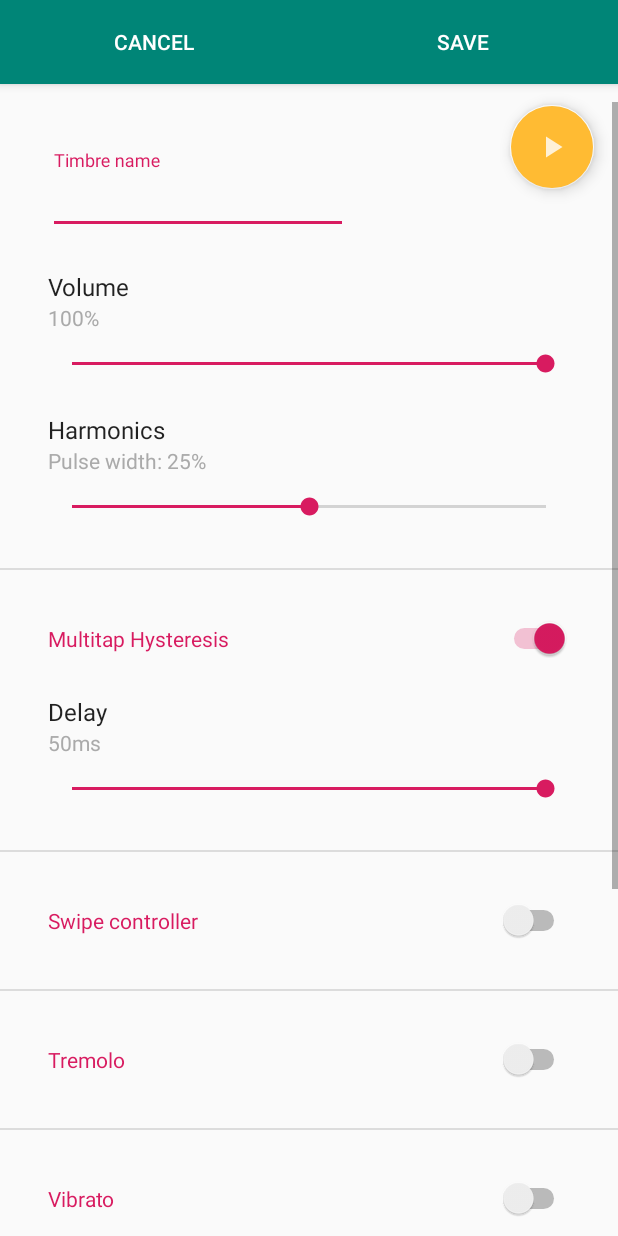
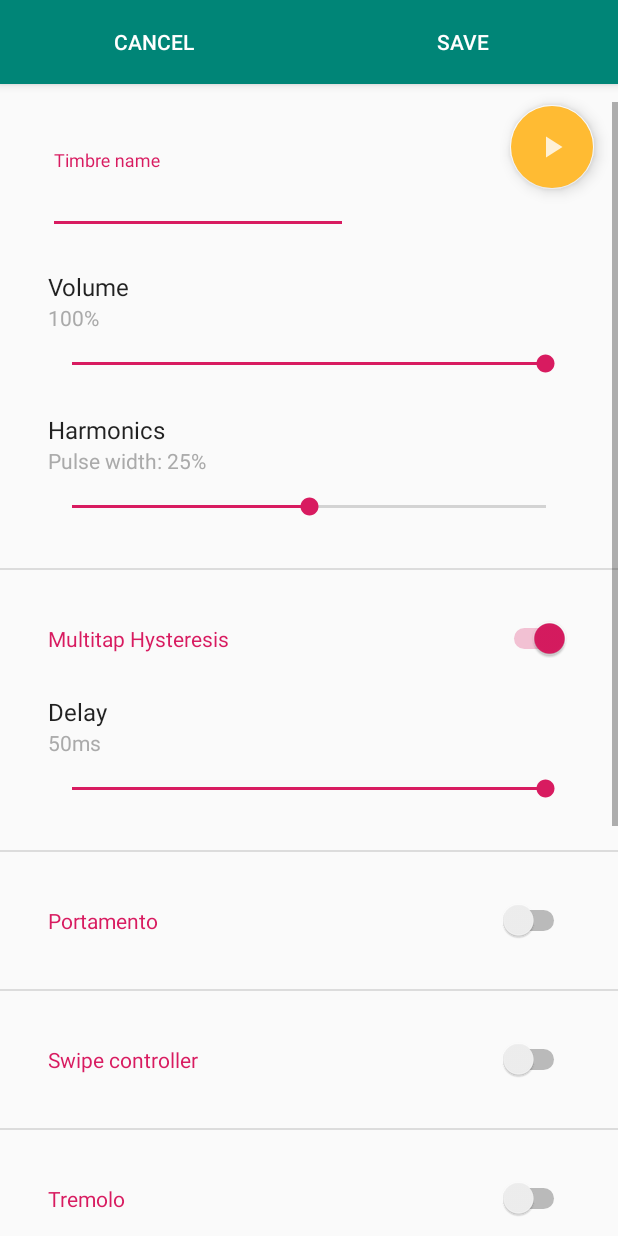
Before and after one commit to LIMUNIMI/phonharp, an Android app: the TimbreDetailFragment screen opened directly, with no data from a screen before it, on a phone screen of 412 x 824 dp. Run offline under Robolectric (Android 15) with nearby library versions, the phone set to English and light mode, and no system bars.

Commit message:
added portamento

```diff
--- a/app/src/main/java/com/unimi/lim/hmi/entity/Timbre.java
+++ b/app/src/main/java/com/unimi/lim/hmi/entity/Timbre.java
@@ -11,6 +11,7 @@ public class Timbre implements Serializable {
     public final static int DEFAULT_VOLUME = 100;   // percentage
     public final static int DEFAULT_HARMONICS = 50; // percentage
     public final static float DEFAULT_TAP_HYSTERESIS = 0.05f; // seconds
+    public final static float DEFAULT_PORTAMENTO_TIME = 0.05f; // seconds
     public final static float DEFAULT_LFO_RATE = 6; // hertz
     public final static int DEFAULT_LFO_DEPTH = 5; // percentage
     public final static float DEFAULT_ASR_ATTACK_TIME = 0.2f; // seconds
@@ -30,6 +31,7 @@ public class Timbre implements Serializable {
     private int volume = DEFAULT_VOLUME;
     private int harmonics = DEFAULT_HARMONICS;
     private float tapHysteresis = DEFAULT_TAP_HYSTERESIS;
+    private float portamento;
     private Lfo tremolo;
     private Lfo vibrato;
     private Asr volumeAsr;
@@ -85,6 +87,14 @@ public class Timbre implements Serializable {
 
     public void setTapHysteresis(float tapHysteresis) {
         this.tapHysteresis = tapHysteresis;
+    }
+
+    public float getPortamento() {
+        return portamento;
+    }
+
+    public void setPortamento(float portamento) {
+        this.portamento = portamento;
     }
 
     public Lfo getTremolo() {
--- a/app/src/main/java/com/unimi/lim/hmi/synthetizer/jsyn/JsynSynthesizer.java
+++ b/app/src/main/java/com/unimi/lim/hmi/synthetizer/jsyn/JsynSynthesizer.java
@@ -217,7 +217,8 @@ public class JsynSynthesizer implements Synthesizer {
                 TimbreUtils.safeAsrAttackTime(timbre.getPitchAsr()),
                 0,
                 TimbreUtils.safeAsrReleaseTime(timbre.getPitchAsr()),
-                0);
+                0,
+                timbre.getPortamento());
         // Note that values are divided by 100 because ui and stored ranges are 0-100 but jsyn range is 0-1
         // If harmonicsEnvelopAsr is not configured (is null) then initial and final values are set to harmonics
         // 1 minus because stored value goes from 0 (all harmonics) to 100 (odd harmonics)
@@ -259,11 +260,12 @@ public class JsynSynthesizer implements Synthesizer {
         );
 
         if (!pressing) {
-            // Enqueue attack and sustain events to envelops
+            // Enqueue attack events to envelops
             volumeEnvelop.press();
             pitchEnvelop.press();
             harmonicsEnvelop.press();
         } else {
+            // In case of legato hols sustain. Note that pitch envelop may reaches new sustain value after portamento delay
             volumeEnvelop.sustain();
             pitchEnvelop.sustain();
             harmonicsEnvelop.sustain();
--- a/app/src/main/java/com/unimi/lim/hmi/synthetizer/jsyn/module/Asr.java
+++ b/app/src/main/java/com/unimi/lim/hmi/synthetizer/jsyn/module/Asr.java
@@ -90,6 +90,20 @@ public class Asr extends Circuit {
      * @param finalValue   final value (note that volume value range and pulse width value rage is between 0 and 1)
      */
     public void update(double initialValue, double attackTime, double sustainValue, double releaseTime, double finalValue) {
+        update(initialValue, attackTime, sustainValue, releaseTime, finalValue, 0);
+    }
+
+    /**
+     * Update envelop values and time
+     *
+     * @param initialValue   initial value (note that volume value range and pulse width value rage is between 0 and 1)
+     * @param attackTime     attack time in seconds
+     * @param sustainValue   sustain value (note that volume value range and pulse width value rage is between 0 and 1)
+     * @param releaseTime    release time in seconds
+     * @param finalValue     final value (note that volume value range and pulse width value rage is between 0 and 1)
+     * @param portamentoTime portamento time in seconds
+     */
+    public void update(double initialValue, double attackTime, double sustainValue, double releaseTime, double finalValue, double portamentoTime) {
         // First frame is used to setup initial value, indeed first frame time is 0
         pairs[0] = 0;
         pairs[1] = initialValue;
@@ -99,8 +113,8 @@ public class Asr extends Circuit {
         // Release frame, reaches final value after releaseTime
         pairs[4] = releaseTime;
         pairs[5] = finalValue;
-        // Shortcut to sustain value, reaches sustain value immediately
-        pairs[6] = 0;
+        // Shortcut to sustain value, reaches sustain value portamento time or immediately if portamento time was not specified
+        pairs[6] = portamentoTime;
         pairs[7] = sustainValue;
         // Setup SegmentedEnvelope
         envData.write(pairs);
@@ -110,7 +124,6 @@ public class Asr extends Circuit {
      * Starting from initial value reaches sustain value after attack time seconds
      */
     public void press() {
-        // TODO comment or uncomment queue clear
         envPlayer.dataQueue.clear();
         envPlayer.dataQueue.queue(envData, 0, 1);
         envPlayer.dataQueue.queue(envData, 1, 1);
@@ -120,15 +133,14 @@ public class Asr extends Circuit {
      * Starting from sustain value reaches final value after release time seconds
      */
     public void release() {
+        envPlayer.dataQueue.clear(); // clear to queue to release immediately; eventually stop attack phase
         envPlayer.dataQueue.queue(envData, 2, 1);
     }
 
     /**
-     * Shortcut to sustain value, reaches sustain value immediately
+     * Shortcut to sustain value, reaches sustain value after portamento time or immediately if portamento time was not specified
      */
     public void sustain() {
-        // TODO comment or uncomment queue clear
-//        envPlayer.dataQueue.clear();
         envPlayer.dataQueue.queue(envData, 3, 1);
     }
 
--- a/app/src/main/java/com/unimi/lim/hmi/ui/fragment/TimbreDetailFragment.java
+++ b/app/src/main/java/com/unimi/lim/hmi/ui/fragment/TimbreDetailFragment.java
@@ -29,12 +29,14 @@ import java.util.function.Consumer;
 import java.util.function.Function;
 import java.util.function.Supplier;
 
+import static com.unimi.lim.hmi.entity.Timbre.DEFAULT_PORTAMENTO_TIME;
 import static com.unimi.lim.hmi.entity.Timbre.DEFAULT_TAP_HYSTERESIS;
 
 public class TimbreDetailFragment extends Fragment {
 
     // Utility functions to handle descriptions
     private final Function<Integer, String> MILLIS_DESCRIPTION = val -> String.format("%d%s", val, getResources().getString(R.string.milliseconds));
+    private final Function<Integer, String> SECONDS_DESCRIPTION = val -> String.format("%.2f%s", seekToModel(val), getResources().getString(R.string.seconds));
     private final Function<Integer, String> ASR_TIME_DESCRIPTION = val -> String.format("%.2f%s", asrTimeSeekToModel(val), getResources().getString(R.string.seconds));
     private final Function<Integer, String> PERCENTAGE_DESCRIPTION = val -> String.format("%d%s", val, getResources().getString(R.string.percentage));
     private final Function<Integer, String> SEMITONE_DESCRIPTION = val -> String.format("%.0f %s", asrPitchSeekToModel(val), getResources().getString(R.string.semitone));
@@ -177,6 +179,15 @@ public class TimbreDetailFragment extends Fragment {
                     setupSeek(view, R.id.tap_hysteresis_seek, R.id.tap_hysteresis_text, 1, MILLIS_DESCRIPTION, () -> modelToSeek(timbre.getTapHysteresis()), val -> timbre.setTapHysteresis(seekToModel(val)), onChange);
                 },
                 () -> timbre.setTapHysteresis(0f), onChange);
+
+        // Portamento Switch
+        setupSwitch(view, R.id.portamento_enabled, R.id.portamento_container, timbre.getPortamento() != 0, () -> {
+                    // Setup Hysteresis Seek bar
+                    float portamento = timbre.getPortamento() != 0 ? timbre.getPortamento() : DEFAULT_PORTAMENTO_TIME;
+                    timbre.setPortamento(portamento);
+                    setupSeek(view, R.id.portamento_seek, R.id.portamento_text, 10, SECONDS_DESCRIPTION, () -> modelToSeek(timbre.getPortamento()), val -> timbre.setPortamento(seekToModel(val)), onChange);
+                },
+                () -> timbre.setPortamento(0f), onChange);
     }
 
     /**
--- a/app/src/main/res/layout/fragment_timbre_detail.xml
+++ b/app/src/main/res/layout/fragment_timbre_detail.xml
@@ -135,6 +135,60 @@
                     android:layout_height="wrap_content"
                     android:layout_margin="@dimen/timbre_detail_component_margin"
                     android:max="50" />
+            </LinearLayout>
+        </LinearLayout>
+
+        <View
+            android:layout_width="match_parent"
+            android:layout_height="1dp"
+            android:background="?android:attr/listDivider" />
+
+        <LinearLayout
+            android:layout_width="match_parent"
+            android:layout_height="wrap_content"
+            android:layout_margin="@dimen/timbre_detail_layout_margin"
+            android:orientation="vertical">
+
+            <Switch
+                android:id="@+id/portamento_enabled"
+                android:layout_width="match_parent"
+                android:layout_height="wrap_content"
+                android:layout_margin="@dimen/timbre_detail_component_margin"
+                android:text="@string/portamento"
+                android:textAppearance="?android:attr/textAppearanceSmall"
+                android:textColor="@color/colorAccent" />
+
+            <LinearLayout
+                android:id="@+id/portamento_container"
+                android:layout_width="match_parent"
+                android:layout_height="wrap_content"
+                android:orientation="vertical">
+
+                <TextView
+                    android:id="@+id/portamento_title"
+                    android:layout_width="match_parent"
+                    android:layout_height="wrap_content"
+                    android:layout_marginStart="@dimen/timbre_detail_component_margin"
+                    android:layout_marginTop="@dimen/timbre_detail_component_margin"
+                    android:layout_marginEnd="@dimen/timbre_detail_component_margin"
+                    android:text="@string/portamento_delay"
+                    android:textAppearance="?attr/textAppearanceListItem" />
+
+                <TextView
+                    android:id="@+id/portamento_text"
+                    android:layout_width="match_parent"
+                    android:layout_height="wrap_content"
+                    android:layout_marginStart="@dimen/timbre_detail_component_margin"
+                    android:layout_marginEnd="@dimen/timbre_detail_component_margin"
+                    android:textAppearance="?android:attr/textAppearanceSmall"
+                    android:textColor="@android:color/darker_gray" />
+
+                <SeekBar
+                    android:id="@+id/portamento_seek"
+                    android:layout_width="match_parent"
+                    android:layout_height="wrap_content"
+                    android:layout_margin="@dimen/timbre_detail_component_margin"
+                    android:max="1000" />
             </LinearLayout>
         </LinearLayout>
 
--- a/app/src/main/res/values/strings.xml
+++ b/app/src/main/res/values/strings.xml
@@ -40,6 +40,8 @@
     <string name="swipe_controller">Swipe controller</string>
     <string name="swipe_horizontal">Swipe horizontal</string>
     <string name="swipe_vertical">Swipe vertical</string>
+    <string name="portamento">Portamento</string>
+    <string name="portamento_delay">Delay</string>
     <string name="tremolo">Tremolo</string>
     <string name="vibrato">Vibrato</string>
     <string name="rate">Rate</string>
```
